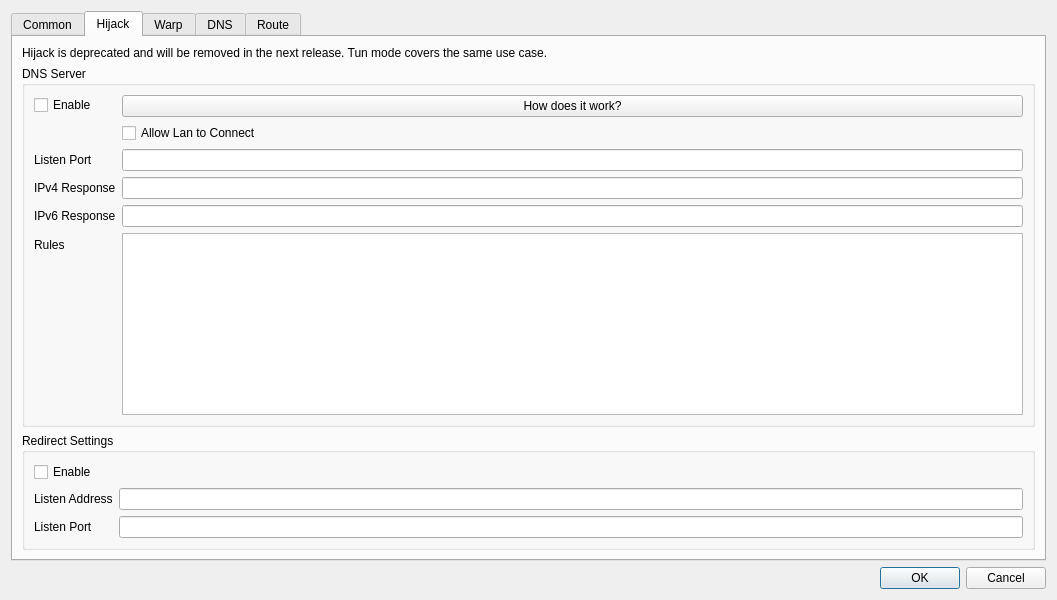
Before: the Qt Designer form upstream/include/ui/setting/dialog_manage_routes.ui in hopol/throne-mirror, drawn with Qt 5.
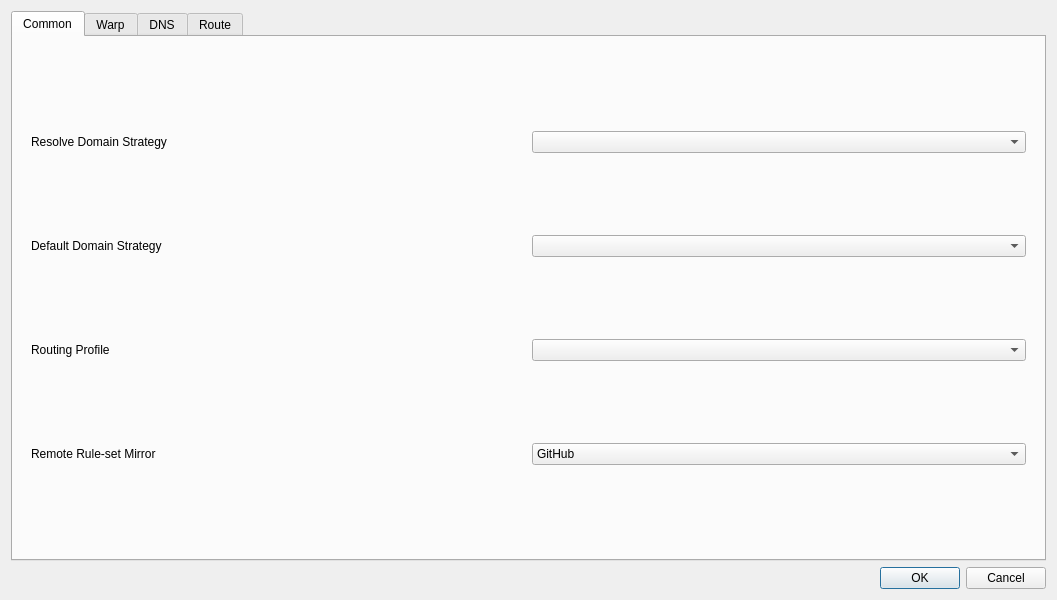
After: the same form once the commit is applied. The open tabs and pages were chosen to show the change.

Diff of the .ui file:
```diff
--- a/upstream/include/ui/setting/dialog_manage_routes.ui
+++ b/upstream/include/ui/setting/dialog_manage_routes.ui
@@ -129,153 +129,6 @@
        </item>
       </layout>
      </widget>
-     <widget class="QWidget" name="tab_4">
-      <attribute name="title">
-       <string>Hijack</string>
-      </attribute>
-      <layout class="QVBoxLayout" name="verticalLayout_7">
-       <item>
-        <widget class="QLabel" name="hijack_deprecated">
-         <property name="colorRole" stdset="0">
-          <string notr="true">danger</string>
-         </property>
-         <property name="text">
-          <string>Hijack is deprecated and will be removed in the next release. Tun mode covers the same use case.</string>
-         </property>
-         <property name="wordWrap">
-          <bool>true</bool>
-         </property>
-        </widget>
-       </item>
-       <item>
-        <widget class="QGroupBox" name="hijack_box">
-         <property name="title">
-          <string>DNS Server</string>
-         </property>
-         <layout class="QFormLayout" name="formLayout">
-          <item row="0" column="0">
-           <widget class="QCheckBox" name="dnshijack_enable">
-            <property name="text">
-             <string>Enable</string>
-            </property>
-           </widget>
-          </item>
-          <item row="0" column="1">
-           <widget class="QPushButton" name="dnshijack_what">
-            <property name="text">
-             <string>How does it work?</string>
-            </property>
-           </widget>
-          </item>
-          <item row="3" column="0">
-           <widget class="QLabel" name="dnshijack_listenport_l">
-            <property name="text">
-             <string>Listen Port</string>
-            </property>
-            <property name="buddy">
-             <cstring>dnshijack_listenport</cstring>
-            </property>
-           </widget>
-          </item>
-          <item row="3" column="1">
-           <widget class="QLineEdit" name="dnshijack_listenport"/>
-          </item>
-          <item row="4" column="0">
-           <widget class="QLabel" name="dnshijack_v4resp_l">
-            <property name="text">
-             <string>IPv4 Response</string>
-            </property>
-            <property name="buddy">
-             <cstring>dnshijack_v4resp</cstring>
-            </property>
-           </widget>
-          </item>
-          <item row="4" column="1">
-           <widget class="QLineEdit" name="dnshijack_v4resp"/>
-          </item>
-          <item row="5" column="0">
-           <widget class="QLabel" name="dnshijack_v6resp_l">
-            <property name="text">
-             <string>IPv6 Response</string>
-            </property>
-            <property name="buddy">
-             <cstring>dnshijack_v6resp</cstring>
-            </property>
-           </widget>
-          </item>
-          <item row="5" column="1">
-           <widget class="QLineEdit" name="dnshijack_v6resp"/>
-          </item>
-          <item row="6" column="0">
-           <widget class="QLabel" name="dnshijack_rules_l">
-            <property name="toolTip">
-             <string>&lt;html&gt;&lt;head/&gt;&lt;body&gt;&lt;p&gt;Following format should be used:&lt;br/&gt;domain:a.com&lt;/p&gt;&lt;p&gt;suffix:a.com&lt;/p&gt;&lt;p&gt;regex:someregex&lt;/p&gt;&lt;p&gt;rule_set:nameOfRuleSet&lt;/p&gt;&lt;/body&gt;&lt;/html&gt;</string>
-            </property>
-            <property name="text">
-             <string>Rules</string>
-            </property>
-           </widget>
-          </item>
-          <item row="6" column="1">
-           <widget class="QTextEdit" name="dnshijack_rules"/>
-          </item>
-          <item row="2" column="1">
-           <widget class="QCheckBox" name="dnshijack_allow_lan">
-            <property name="toolTip">
-             <string>&lt;html&gt;&lt;head/&gt;&lt;body&gt;&lt;p&gt;Whether to listen on 0.0.0.0 so that other devices on LAN can use this server&lt;/p&gt;&lt;/body&gt;&lt;/html&gt;</string>
-            </property>
-            <property name="text">
-             <string>Allow Lan to Connect</string>
-            </property>
-           </widget>
-          </item>
-         </layout>
-        </widget>
-       </item>
-       <item>
-        <widget class="QGroupBox" name="groupBox_3">
-         <property name="title">
-          <string>Redirect Settings</string>
-         </property>
-         <layout class="QFormLayout" name="formLayout_2">
-          <item row="2" column="1">
-           <widget class="QLineEdit" name="redirect_listenport"/>
-          </item>
-          <item row="2" column="0">
-           <widget class="QLabel" name="redirect_listenport_l">
-            <property name="text">
-             <string>Listen Port</string>
-            </property>
-            <property name="buddy">
-             <cstring>redirect_listenport</cstring>
-            </property>
-           </widget>
-          </item>
-          <item row="0" column="0">
-           <widget class="QCheckBox" name="redirect_enable">
-            <property name="text">
-             <string>Enable</string>
-            </property>
-           </widget>
-          </item>
-          <item row="1" column="1">
-           <widget class="QLineEdit" name="redirect_listenaddr"/>
-          </item>
-          <item row="1" column="0">
-           <widget class="QLabel" name="redirect_listenaddr_l">
-            <property name="text">
-             <string>Listen Address</string>
-            </property>
-            <property name="buddy">
-             <cstring>redirect_listenaddr</cstring>
-            </property>
-           </widget>
-          </item>
-         </layout>
-        </widget>
-       </item>
-      </layout>
-     </widget>
      <widget class="QWidget" name="tab_5">
       <attribute name="title">
        <string>Warp</string>
```
